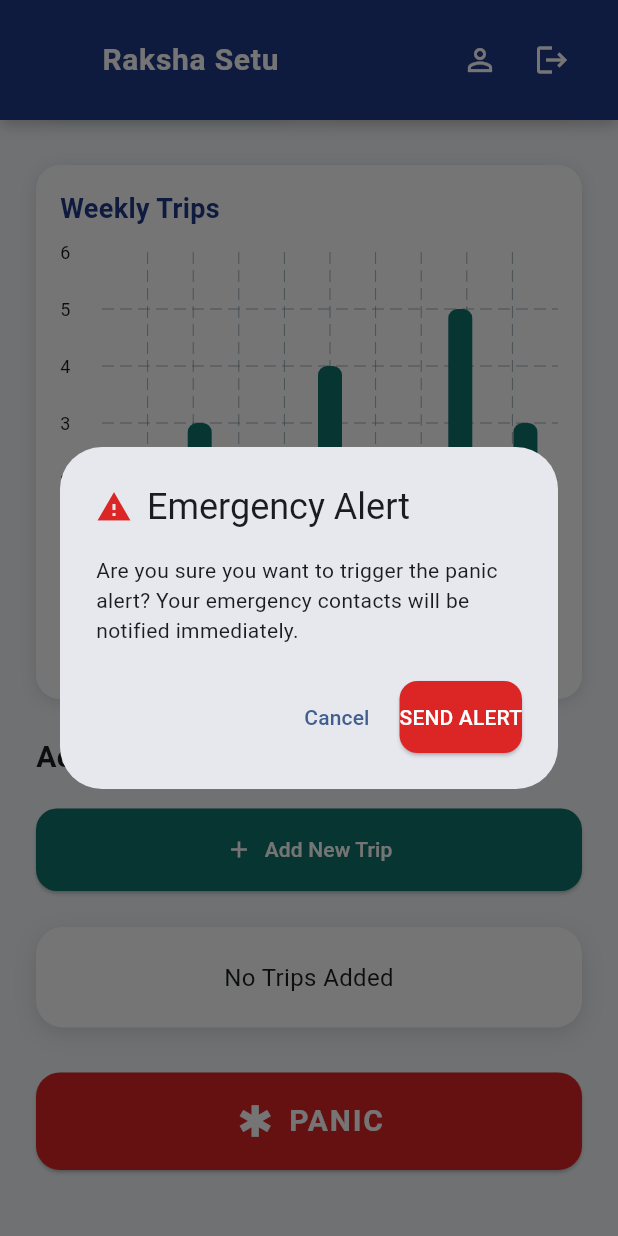
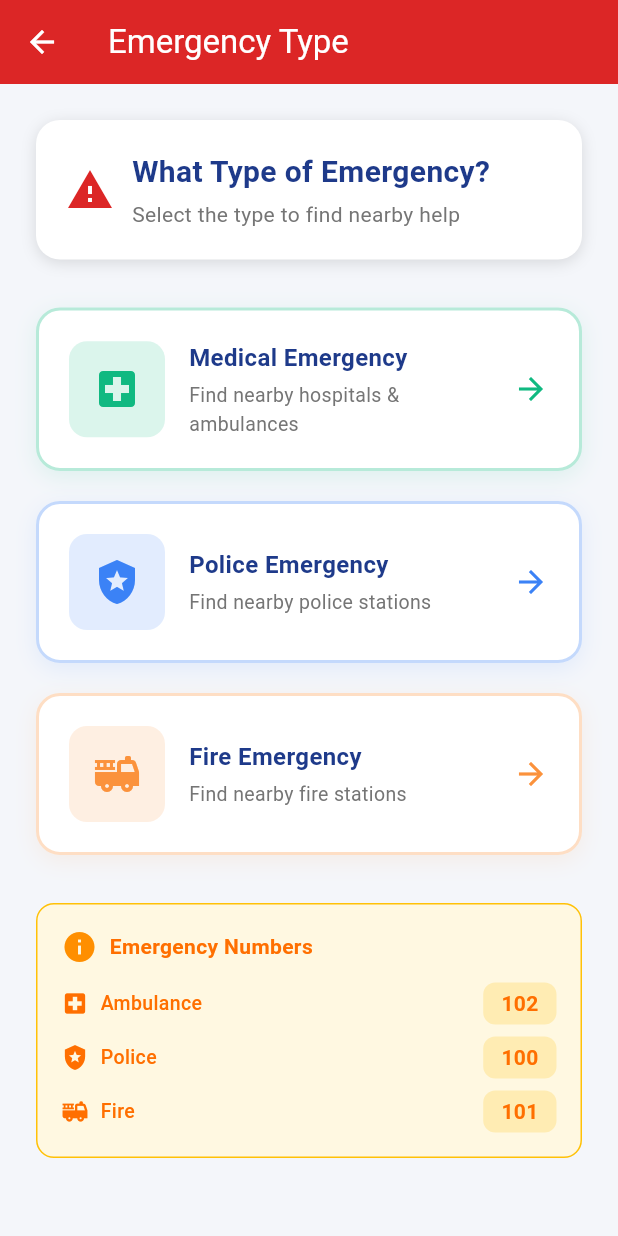
Before and after one commit to Aniket-Dhavale-official/Tourist_Safety_App, a Flutter app: the screen it shows once a user with an empty profile is signed in, scrolled down 432 dp, after a tap on "PANIC", on a phone screen of 412 x 824 dp. Run offline on Flutter 3.47's test engine with Material 3 defaults, Android fonts, the phone set to English and light mode, and no system bars; drawn by our look-alikes of fl_chart; our stand-ins replace cloud_firestore, firebase_auth, firebase_core; accounts and stored records are empty.

Commit message:
Added Emergency pages

```diff
--- a/lib/screens/dashboard_page.dart
+++ b/lib/screens/dashboard_page.dart
@@ -4,6 +4,7 @@
 import '../widgets/trip_statistics_chart.dart';
 import '../widgets/safety_stats_card.dart';
 import 'add_trip_page.dart';
+import 'emergency_selection_page.dart';
 import 'package:cloud_firestore/cloud_firestore.dart';
 import 'package:firebase_auth/firebase_auth.dart';
 
@@ -302,42 +303,10 @@
                   // 🚨 PANIC BUTTON
                   ElevatedButton.icon(
                     onPressed: () {
-                      showDialog(
-                        context: context,
-                        builder: (context) => AlertDialog(
-                          title: const Row(
-                            children: [
-                              Icon(Icons.warning, color: Color(0xFFDC2626)),
-                              SizedBox(width: 10),
-                              Text('Emergency Alert'),
-                            ],
-                          ),
-                          content: const Text(
-                            'Are you sure you want to trigger the panic alert? Your emergency contacts will be notified immediately.',
-                          ),
-                          actions: [
-                            TextButton(
-                              onPressed: () => Navigator.pop(context),
-                              child: const Text('Cancel'),
-                            ),
-                            ElevatedButton(
-                              onPressed: () {
-                                Navigator.pop(context);
-                                ScaffoldMessenger.of(context).showSnackBar(
-                                  const SnackBar(
-                                    content: Text(
-                                      'Emergency alert sent! Help is on the way.',
-                                    ),
-                                    backgroundColor: Color(0xFFDC2626),
-                                  ),
-                                );
-                              },
-                              style: ElevatedButton.styleFrom(
-                                backgroundColor: const Color(0xFFDC2626),
-                              ),
-                              child: const Text('SEND ALERT'),
-                            ),
-                          ],
+                      Navigator.push(
+                        context,
+                        MaterialPageRoute(
+                          builder: (context) => const EmergencySelectionPage(),
                         ),
                       );
                     },
--- /dev/null
+++ b/lib/screens/emergency_selection_page.dart
@@ -0,0 +1,279 @@
+import 'package:flutter/material.dart';
+import 'emergency_map_page.dart';
+
+class EmergencySelectionPage extends StatefulWidget {
+  const EmergencySelectionPage({super.key});
+
+  @override
+  State<EmergencySelectionPage> createState() => _EmergencySelectionPageState();
+}
+
+class _EmergencySelectionPageState extends State<EmergencySelectionPage> {
+  final Color primaryColor = const Color(0xFF1E3A8A);
+  final Color dangerColor = const Color(0xFFDC2626);
+
+  @override
+  Widget build(BuildContext context) {
+    return Scaffold(
+      backgroundColor: const Color(0xFFF4F6FA),
+      appBar: AppBar(
+        title: const Text('Emergency Type'),
+        backgroundColor: dangerColor,
+        foregroundColor: Colors.white,
+        elevation: 0,
+        leading: IconButton(
+          icon: const Icon(Icons.arrow_back),
+          onPressed: () => Navigator.pop(context),
+        ),
+      ),
+      body: SafeArea(
+        child: SingleChildScrollView(
+          padding: const EdgeInsets.all(24),
+          child: Column(
+            crossAxisAlignment: CrossAxisAlignment.start,
+            children: [
+              // HEADER
+              Container(
+                padding: const EdgeInsets.all(20),
+                decoration: BoxDecoration(
+                  color: Colors.white,
+                  borderRadius: BorderRadius.circular(16),
+                  boxShadow: const [
+                    BoxShadow(
+                      color: Colors.black12,
+                      blurRadius: 8,
+                      offset: Offset(0, 2),
+                    ),
+                  ],
+                ),
+                child: Column(
+                  crossAxisAlignment: CrossAxisAlignment.start,
+                  children: [
+                    Row(
+                      children: [
+                        Icon(Icons.warning, color: dangerColor, size: 32),
+                        const SizedBox(width: 12),
+                        Expanded(
+                          child: Column(
+                            crossAxisAlignment: CrossAxisAlignment.start,
+                            children: [
+                              const Text(
+                                'What Type of Emergency?',
+                                style: TextStyle(
+                                  fontSize: 20,
+                                  fontWeight: FontWeight.bold,
+                                  color: Color(0xFF1E3A8A),
+                                ),
+                              ),
+                              const SizedBox(height: 4),
+                              Text(
+                                'Select the type to find nearby help',
+                                style: TextStyle(
+                                  fontSize: 14,
+                                  color: Colors.grey[600],
+                                ),
+                              ),
+                            ],
+                          ),
+                        ),
+                      ],
+                    ),
+                  ],
+                ),
+              ),
+              const SizedBox(height: 32),
+
+              // MEDICAL EMERGENCY
+              _emergencyOption(
+                context: context,
+                icon: Icons.local_hospital,
+                title: 'Medical Emergency',
+                subtitle: 'Find nearby hospitals & ambulances',
+                color: const Color(0xFF10B981),
+                emergencyType: 'medical',
+              ),
+              const SizedBox(height: 20),
+
+              // POLICE EMERGENCY
+              _emergencyOption(
+                context: context,
+                icon: Icons.local_police,
+                title: 'Police Emergency',
+                subtitle: 'Find nearby police stations',
+                color: const Color(0xFF3B82F6),
+                emergencyType: 'police',
+              ),
+              const SizedBox(height: 20),
+
+              // FIRE EMERGENCY
+              _emergencyOption(
+                context: context,
+                icon: Icons.fire_truck,
+                title: 'Fire Emergency',
+                subtitle: 'Find nearby fire stations',
+                color: const Color(0xFFFB923C),
+                emergencyType: 'fire',
+              ),
+              const SizedBox(height: 32),
+
+              // EMERGENCY NUMBERS
+              Container(
+                padding: const EdgeInsets.all(16),
+                decoration: BoxDecoration(
+                  color: Colors.amber[50],
+                  borderRadius: BorderRadius.circular(12),
+                  border: Border.all(color: Colors.amber, width: 1),
+                ),
+                child: Column(
+                  crossAxisAlignment: CrossAxisAlignment.start,
+                  children: [
+                    Row(
+                      children: [
+                        Icon(Icons.info, color: Colors.amber[800]),
+                        const SizedBox(width: 8),
+                        Text(
+                          'Emergency Numbers',
+                          style: TextStyle(
+                            fontSize: 14,
+                            fontWeight: FontWeight.bold,
+                            color: Colors.amber[900],
+                          ),
+                        ),
+                      ],
+                    ),
+                    const SizedBox(height: 12),
+                    _emergencyNumberTile(
+                      icon: Icons.local_hospital,
+                      label: 'Ambulance',
+                      number: '102',
+                    ),
+                    const SizedBox(height: 8),
+                    _emergencyNumberTile(
+                      icon: Icons.local_police,
+                      label: 'Police',
+                      number: '100',
+                    ),
+                    const SizedBox(height: 8),
+                    _emergencyNumberTile(
+                      icon: Icons.fire_truck,
+                      label: 'Fire',
+                      number: '101',
+                    ),
+                  ],
+                ),
+              ),
+            ],
+          ),
+        ),
+      ),
+    );
+  }
+
+  Widget _emergencyOption({
+    required BuildContext context,
+    required IconData icon,
+    required String title,
+    required String subtitle,
+    required Color color,
+    required String emergencyType,
+  }) {
+    return GestureDetector(
+      onTap: () {
+        Navigator.push(
+          context,
+          MaterialPageRoute(
+            builder: (context) =>
+                EmergencyMapPage(emergencyType: emergencyType),
+          ),
+        );
+      },
+      child: Container(
+        padding: const EdgeInsets.all(20),
+        decoration: BoxDecoration(
+          color: Colors.white,
+          borderRadius: BorderRadius.circular(16),
+          border: Border.all(color: color.withOpacity(0.3), width: 2),
+          boxShadow: [
+            BoxShadow(
+              color: color.withOpacity(0.1),
+              blurRadius: 12,
+              offset: const Offset(0, 4),
+            ),
+          ],
+        ),
+        child: Row(
+          children: [
+            Container(
+              padding: const EdgeInsets.all(16),
+              decoration: BoxDecoration(
+                color: color.withOpacity(0.15),
+                borderRadius: BorderRadius.circular(12),
+              ),
+              child: Icon(icon, color: color, size: 32),
+            ),
+            const SizedBox(width: 16),
+            Expanded(
+              child: Column(
+                crossAxisAlignment: CrossAxisAlignment.start,
+                children: [
+                  Text(
+                    title,
+                    style: const TextStyle(
+                      fontSize: 16,
+                      fontWeight: FontWeight.bold,
+                      color: Color(0xFF1E3A8A),
+                    ),
+                  ),
+                  const SizedBox(height: 4),
+                  Text(
+                    subtitle,
+                    style: TextStyle(fontSize: 13, color: Colors.grey[600]),
+                  ),
+                ],
+              ),
+            ),
+            Icon(Icons.arrow_forward, color: color, size: 24),
+          ],
+        ),
+      ),
+    );
+  }
+
+  Widget _emergencyNumberTile({
+    required IconData icon,
+    required String label,
+    required String number,
+  }) {
+    return Row(
+      children: [
+        Icon(icon, size: 18, color: Colors.amber[900]),
+        const SizedBox(width: 8),
+        Expanded(
+          child: Text(
+            label,
+            style: TextStyle(
+              fontSize: 13,
+              color: Colors.amber[900],
+              fontWeight: FontWeight.w500,
+            ),
+          ),
+        ),
+        Container(
+          padding: const EdgeInsets.symmetric(horizontal: 12, vertical: 4),
+          decoration: BoxDecoration(
+            color: Colors.amber[100],
+            borderRadius: BorderRadius.circular(8),
+          ),
+          child: Text(
+            number,
+            style: TextStyle(
+              fontSize: 14,
+              fontWeight: FontWeight.bold,
+              color: Colors.amber[900],
+            ),
+          ),
+        ),
+      ],
+    );
+  }
+}
--- a/pubspec.yaml
+++ b/pubspec.yaml
@@ -39,6 +39,10 @@
   cupertino_icons: ^1.0.8
   intl: ^0.18.1
   fl_chart: ^0.68.0
+  google_maps_flutter: ^2.5.0
+  geolocator: ^9.0.2
+  url_launcher: ^6.1.14
+  http: ^1.1.0
 
 dev_dependencies:
   flutter_test:
```
Also changed, not shown: lib/screens/emergency_map_page.dart (added, +383 -0 lines), pubspec.lock, 5 other files.
